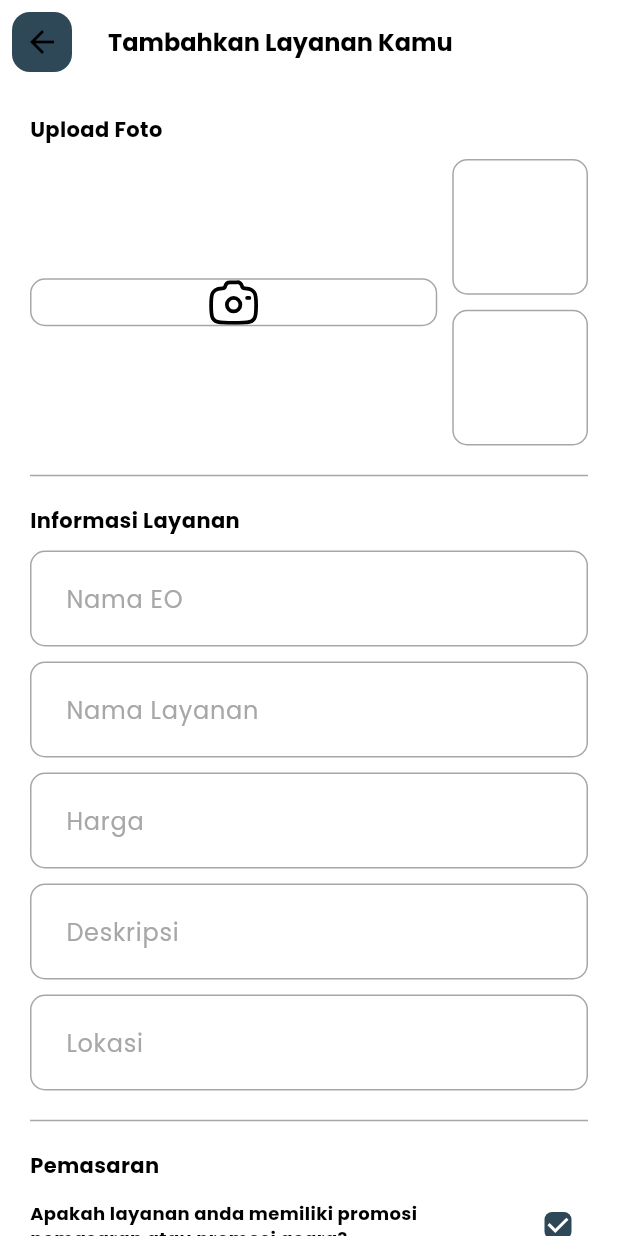
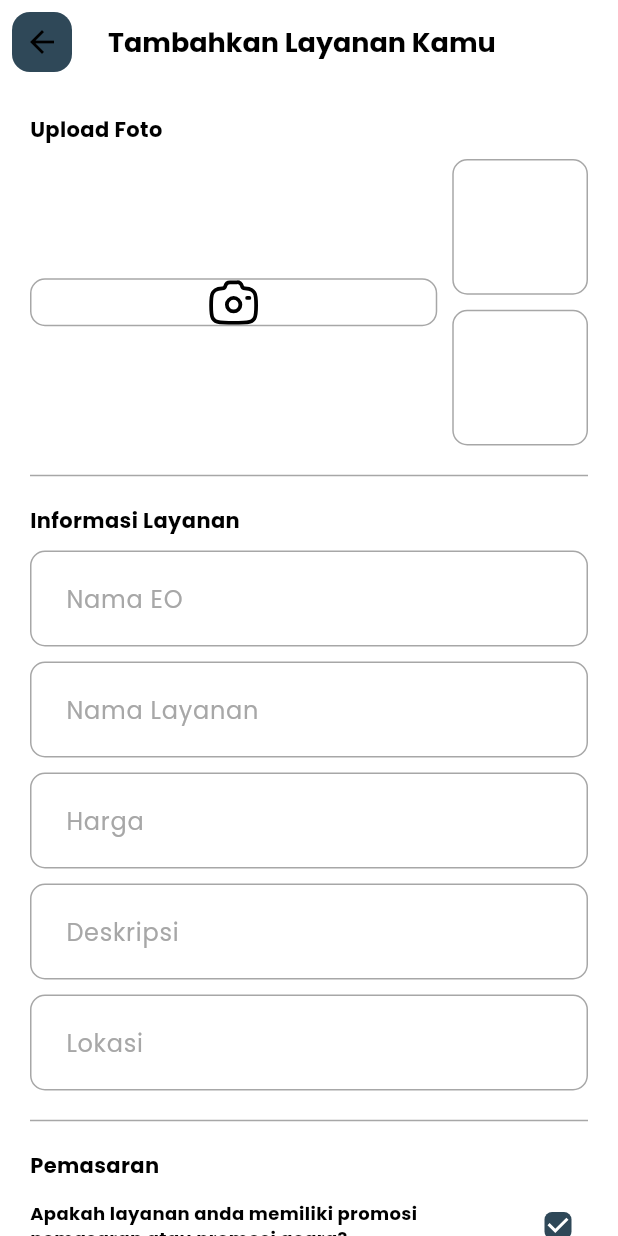
Before and after one commit to sammmms/eocout_flutter, a Flutter app: the AddEventPage screen opened directly, on a phone screen of 412 x 824 dp. Run offline on Flutter 3.47's test engine with Material 3 defaults, Android fonts, the phone set to English and light mode, and no system bars; our stand-ins replace dio, flutter_dotenv, flutter_svg, google_sign_in, image_picker, pinput and 2 more; accounts and stored records are empty.

Commit message:
fix: poppins font

```diff
--- a/lib/utils/theme_data.dart
+++ b/lib/utils/theme_data.dart
@@ -45,75 +45,91 @@ TextTheme textStyle = const TextTheme(
   // Body Text
   bodySmall: TextStyle(
     fontSize: 12,
+    fontFamily: 'Poppins',
     fontWeight: FontWeight.normal,
   ),
   bodyMedium: TextStyle(
     fontSize: 14,
+    fontFamily: 'Poppins',
     fontWeight: FontWeight.normal,
   ),
   bodyLarge: TextStyle(
     fontSize: 16,
+    fontFamily: 'Poppins',
     fontWeight: FontWeight.normal,
   ),
 
   // Headline Text
   headlineSmall: TextStyle(
     fontSize: 18,
+    fontFamily: 'Poppins',
     fontWeight: FontWeight.bold,
   ),
   headlineMedium: TextStyle(
     fontSize: 20,
+    fontFamily: 'Poppins',
     fontWeight: FontWeight.bold,
   ),
   headlineLarge: TextStyle(
     fontSize: 24,
+    fontFamily: 'Poppins',
     fontWeight: FontWeight.bold,
   ),
 
   // Title Text
   titleSmall: TextStyle(
     fontSize: 12,
+    fontFamily: 'Poppins',
     fontWeight: FontWeight.bold,
   ),
   titleMedium: TextStyle(
     fontSize: 14,
+    fontFamily: 'Poppins',
     fontWeight: FontWeight.bold,
   ),
   titleLarge: TextStyle(
     fontSize: 16,
+    fontFamily: 'Poppins',
     fontWeight: FontWeight.bold,
   ),
 
   // Label Text
   labelSmall: TextStyle(
     fontSize: 10,
+    fontFamily: 'Poppins',
     fontWeight: FontWeight.normal,
   ),
   labelMedium: TextStyle(
     fontSize: 12,
+    fontFamily: 'Poppins',
     fontWeight: FontWeight.normal,
   ),
   labelLarge: TextStyle(
     fontSize: 14,
+    fontFamily: 'Poppins',
     fontWeight: FontWeight.normal,
   ),
 
   // Display Text
   displaySmall: TextStyle(
     fontSize: 10,
+    fontFamily: 'Poppins',
     fontWeight: FontWeight.bold,
   ),
   displayMedium: TextStyle(
     fontSize: 12,
+    fontFamily: 'Poppins',
     fontWeight: FontWeight.bold,
   ),
   displayLarge: TextStyle(
     fontSize: 14,
+    fontFamily: 'Poppins',
     fontWeight: FontWeight.bold,
   ),
 ).apply(
   bodyColor: colorScheme.onSurface,
   displayColor: colorScheme.onSurface,
+  fontFamily: 'Poppins',
 );
 
 ThemeData lightThemeData = ThemeData(
@@ -190,6 +206,7 @@ ThemeData lightThemeData = ThemeData(
   appBarTheme: AppBarTheme(
     backgroundColor: colorScheme.surface,
     elevation: 0,
+    titleTextStyle: textStyle.headlineSmall,
     iconTheme: IconThemeData(
       color: colorScheme.onSurface,
     ),
```
